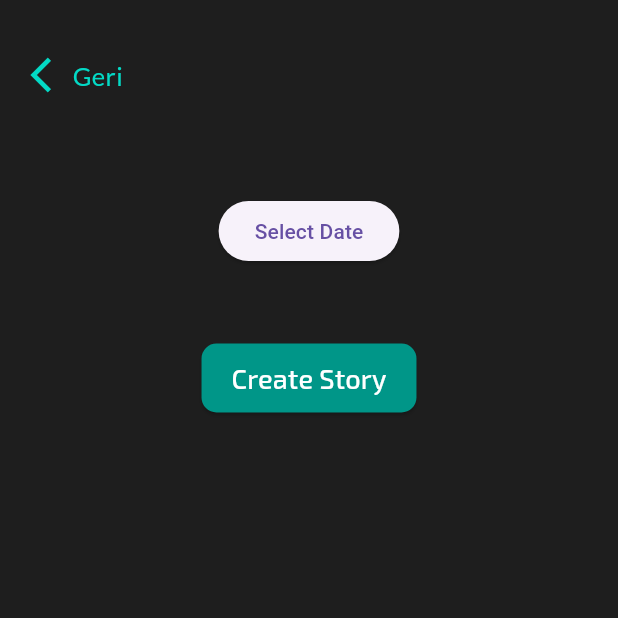
After one commit to MeltemKocak/flutter24_bootcamp, a Flutter app: the UserStoriesPage screen opened directly, after a tap on "Create Story", on a phone screen of 412 x 824 dp, the top half of it. The commit adds this screen. Run offline on Flutter 3.47's test engine with Material 3 defaults, Android fonts, the light colour scheme and no system bars; our stand-ins replace audioplayers, carousel_slider, cloud_firestore, easy_date_timeline, firebase_auth, firebase_core and 13 more; missing offline and left inert: flutter_sound; accounts and stored records are empty; network calls fail.

Commit message:
Story AI added
user_stories_page.dart added.
AI-dependent story creation page added.

```diff
--- /dev/null
+++ b/planova/lib/pages/user_stories_page.dart
@@ -0,0 +1,362 @@
+import 'package:flutter/material.dart';
+import 'package:google_fonts/google_fonts.dart';
+import 'package:flutter_gemini/flutter_gemini.dart';
+import 'package:cloud_firestore/cloud_firestore.dart';
+import 'package:firebase_auth/firebase_auth.dart';
+import 'package:intl/intl.dart';
+
+class UserStoriesPage extends StatefulWidget {
+  @override
+  _UserStoriesPageState createState() => _UserStoriesPageState();
+}
+
+class _UserStoriesPageState extends State<UserStoriesPage> {
+  late final Gemini gemini;
+  String response = "Hey! Create Your Story.";
+  bool _isLoading = false;
+  String userName = "";
+  bool storyExists = false;
+  List<Map<String, dynamic>> stories = [];
+  DateTime selectedDate = DateTime.now();
+
+  @override
+  void initState() {
+    super.initState();
+    Gemini.init(apiKey: "AIzaSyCc49bDki47KVW42vhvxMNyi7mO9dy0OLI");
+    gemini = Gemini.instance;
+    _fetchUserName();
+    _fetchStory();
+  }
+
+  Future<void> _fetchUserName() async {
+    User? user = FirebaseAuth.instance.currentUser;
+    if (user != null) {
+      DocumentSnapshot userDoc = await FirebaseFirestore.instance
+          .collection('users')
+          .doc(user.uid)
+          .get();
+      setState(() {
+        userName = userDoc['name'] ?? 'User';
+      });
+    }
+  }
+
+  Future<void> _fetchStory() async {
+    User? user = FirebaseAuth.instance.currentUser;
+    String userId = user!.uid;
+    String selectedDateString = DateFormat('yyyy-MM-dd').format(selectedDate);
+
+    QuerySnapshot storySnapshot = await FirebaseFirestore.instance
+        .collection('stories')
+        .where('user_id', isEqualTo: userId)
+        .where('date', isEqualTo: selectedDateString)
+        .get();
+
+    setState(() {
+      stories = storySnapshot.docs
+          .map((doc) => doc.data() as Map<String, dynamic>)
+          .toList();
+      storyExists = storySnapshot.docs.isNotEmpty;
+    });
+  }
+
+  Future<void> _sendMessage() async {
+    setState(() {
+      _isLoading = true;
+    });
+
+    User? user = FirebaseAuth.instance.currentUser;
+    String userId = user!.uid;
+    String user_data = await _getUserData(userId);
+    String prompt =
+        "girdiğim verilere dayanarak bana bir kişiselleştirilmiş bir hikaye yaz. olabildiğince girilen verileri hikayeye dahil et. benzetmeler kullan, ilham verici bir hava kat. futuristik, ortaçağ, gibi temalardan biri ile kurgusal bir hava yarat! hikaye kısa olsun, tek parafraf maksimum 100 kelime, kafana göre karakter ismi uydurma benim için isimsiz bir şekilde hikaye oluştur. 2. tekil şahıs kullan.";
+
+    if (user_data.isEmpty) {
+      setState(() {
+        response = "Start Using Planova to Create Your Story!";
+        _isLoading = false;
+      });
+    } else {
+      try {
+        String fullResponse = "";
+        await for (var event
+            in gemini.streamGenerateContent(user_data + prompt)) {
+          fullResponse += event.content?.parts?.fold(
+                  "", (previous, current) => "$previous ${current.text}") ??
+              "No content received";
+        }
+
+        setState(() {
+          response = fullResponse;
+          _isLoading = false;
+          storyExists = true;
+        });
+
+        // Store the story in Firestore
+        String selectedDateString =
+            DateFormat('yyyy-MM-dd').format(selectedDate);
+        await FirebaseFirestore.instance.collection('stories').add({
+          'user_id': userId,
+          'date': selectedDateString,
+          'story': fullResponse,
+        });
+
+        // Fetch updated stories
+        _fetchStory();
+      } catch (e) {
+        setState(() {
+          response = "Error: $e";
+          _isLoading = false;
+        });
+      }
+    }
+  }
+
+  Future<String> _getUserData(String userId) async {
+    String userData = "";
+    var habitsSnapshot = await FirebaseFirestore.instance
+        .collection('habits')
+        .where('user_id', isEqualTo: userId)
+        .get();
+    var journalSnapshot = await FirebaseFirestore.instance
+        .collection('journal')
+        .where('user_id', isEqualTo: userId)
+        .get();
+    var todosSnapshot = await FirebaseFirestore.instance
+        .collection('todos')
+        .where('userId', isEqualTo: userId)
+        .get();
+
+    habitsSnapshot.docs.forEach((doc) {
+      var data = doc.data();
+      if (data.containsKey('name') && data.containsKey('description')) {
+        userData += "Habit: ${data['name']}: ${data['description']}\n";
+      }
+    });
+    journalSnapshot.docs.forEach((doc) {
+      var data = doc.data();
+      if (data.containsKey('name') && data.containsKey('description')) {
+        userData += "Journal: ${data['name']}: ${data['description']}\n";
+      }
+    });
+    todosSnapshot.docs.forEach((doc) {
+      var data = doc.data();
+      if (data.containsKey('taskName') && data.containsKey('taskDescription')) {
+        userData += "Todo: ${data['taskName']}: ${data['taskDescription']}\n";
+      }
+    });
+
+    return userData;
+  }
+
+  Future<void> _selectDate(BuildContext context) async {
+    final DateTime? picked = await showDatePicker(
+      context: context,
+      initialDate: selectedDate,
+      firstDate: DateTime(2020),
+      lastDate: DateTime(2101),
+      builder: (BuildContext context, Widget? child) {
+        return Theme(
+          data: ThemeData.light().copyWith(
+            colorScheme: ColorScheme.light(
+              primary: Color.fromARGB(255, 0, 0, 0),
+              onPrimary: Colors.white,
+              surface: Colors.teal,
+              onSurface: Colors.black,
+            ),
+            dialogBackgroundColor: Colors.white,
+          ),
+          child: child!,
+        );
+      },
+    );
+    if (picked != null && picked != selectedDate) {
+      setState(() {
+        selectedDate = picked;
+      });
+      await _fetchStory();
+    }
+  }
+
+  @override
+  Widget build(BuildContext context) {
+    String formattedDate = DateFormat('d MMMM').format(selectedDate);
+
+    return Scaffold(
+      backgroundColor: const Color(0XFF1E1E1E),
+      appBar: AppBar(
+        backgroundColor: Colors.transparent,
+        elevation: 0,
+        automaticallyImplyLeading: false,
+        leading: null,
+        toolbarHeight: 100,
+        titleSpacing: 0,
+        title: Row(
+          children: [
+            IconButton(
+              icon: Row(
+                mainAxisSize: MainAxisSize.min,
+                children: [
+                  SizedBox(width: MediaQuery.of(context).size.width * 0.03),
+                  const Icon(
+                    Icons.arrow_back_ios,
+                    color: Color.fromARGB(255, 3, 218, 198),
+                    size: 28,
+                  ),
+                  const Text(
+                    'Geri',
+                    style: TextStyle(
+                      fontFamily: 'Lato',
+                      color: Color.fromARGB(255, 3, 218, 198),
+                      fontSize: 17,
+                    ),
+                  ),
+                ],
+              ),
+              onPressed: () {
+                Navigator.pop(context);
+              },
+            ),
+          ],
+        ),
+      ),
+      body: SingleChildScrollView(
+        child: Column(
+          children: [
+            const SizedBox(height: 30),
+            ElevatedButton(
+              onPressed: () => _selectDate(context),
+              child: Text("Select Date"),
+            ),
+            const SizedBox(height: 30),
+            if (storyExists)
+              for (var story in stories)
+                _buildStoryCard(userName, story['date'], story['story'])
+            else if (selectedDate.isAtSameMomentAs(DateTime.now()) ||
+                selectedDate.isBefore(DateTime.now()))
+              _buildCreateStoryButton()
+            else
+              _buildNoStoryMessage(),
+          ],
+        ),
+      ),
+    );
+  }
+
+  Widget _buildStoryCard(String userName, String date, String story) {
+    return Container(
+      margin: EdgeInsets.fromLTRB(20, 0, 20, 17),
+      decoration: BoxDecoration(
+        borderRadius: BorderRadius.circular(17),
+        gradient: LinearGradient(
+          begin: Alignment(-1, 0),
+          end: Alignment(1, 0),
+          colors: <Color>[
+            Color(0xFF004942),
+            Color(0xFF005C54),
+            Color.fromARGB(166, 1, 143, 131),
+            Color.fromARGB(136, 3, 218, 197)
+          ],
+          stops: <double>[0.331, 0.536, 0.821, 1],
+        ),
+      ),
+      child: Container(
+        padding: EdgeInsets.fromLTRB(13, 17, 19, 17),
+        child: Column(
+          mainAxisAlignment: MainAxisAlignment.start,
+          crossAxisAlignment: CrossAxisAlignment.start,
+          children: [
+            Container(
+              margin: EdgeInsets.fromLTRB(0, 0, 0, 17),
+              child: Text(
+                '$userName\'s Story',
+                style: GoogleFonts.getFont(
+                  'Exo 2',
+                  fontWeight: FontWeight.w700,
+                  fontSize: 24,
+                  height: 1,
+                  color: Color(0xFFFFFFFF),
+                ),
+              ),
+            ),
+            Container(
+              margin: EdgeInsets.fromLTRB(0, 0, 0, 17),
+              child: Align(
+                alignment: Alignment.topLeft,
+                child: Text(
+                  DateFormat('d MMMM').format(DateTime.parse(date)),
+                  style: GoogleFonts.getFont(
+                    'Exo 2',
+                    fontWeight: FontWeight.w500,
+                    fontSize: 20,
+                    height: 1,
+                    color: Color(0xFFFFFFFF),
+                  ),
+                ),
+              ),
+            ),
+            Container(
+              margin: EdgeInsets.fromLTRB(0, 0, 15.7, 0),
+              child: Text(
+                story,
+                style: GoogleFonts.getFont(
+                  'Exo 2',
+                  fontWeight: FontWeight.w200,
+                  fontSize: 14,
+                  height: 1,
+                  color: Color(0xFFFFFFFF),
+                ),
+              ),
+            ),
+          ],
+        ),
+      ),
+    );
+  }
+
+  Widget _buildCreateStoryButton() {
+    return Container(
+      alignment: Alignment.center,
+      margin: EdgeInsets.only(top: 20),
+      child: ElevatedButton(
+        onPressed: _isLoading ? null : _sendMessage,
+        style: ElevatedButton.styleFrom(
+          backgroundColor: Colors.teal,
+          padding: EdgeInsets.symmetric(horizontal: 20, vertical: 10),
+          shape: RoundedRectangleBorder(
+            borderRadius: BorderRadius.circular(10),
+          ),
+        ),
+        child: _isLoading
+            ? CircularProgressIndicator(
+                valueColor: AlwaysStoppedAnimation<Color>(Colors.white),
+              )
+            : Text(
+                'Create Story',
+                style: GoogleFonts.getFont(
+                  'Exo 2',
+                  fontWeight: FontWeight.w500,
+                  fontSize: 18,
+                  color: Colors.white,
+                ),
+              ),
+      ),
+    );
+  }
+
+  Widget _buildNoStoryMessage() {
+    return Container(
+      alignment: Alignment.center,
+      margin: EdgeInsets.only(top: 20),
+      child: Text(
+        'No story available for this date.',
+        style: GoogleFonts.getFont(
+          'Exo 2',
+          fontWeight: FontWeight.w500,
+          fontSize: 18,
+          color: Colors.white,
+        ),
+      ),
+    );
+  }
+}
--- a/planova/pubspec.yaml
+++ b/planova/pubspec.yaml
@@ -83,6 +83,7 @@ dependencies:
   syncfusion_flutter_calendar: ^26.1.42
   rxdart: any
   provider: any
+  flutter_gemini: ^2.0.4
 dev_dependencies:
   flutter_test:
     sdk: flutter
```
Also changed, not shown: planova/lib/pages/home.dart (+18 -14 lines), planova/pubspec.lock.
